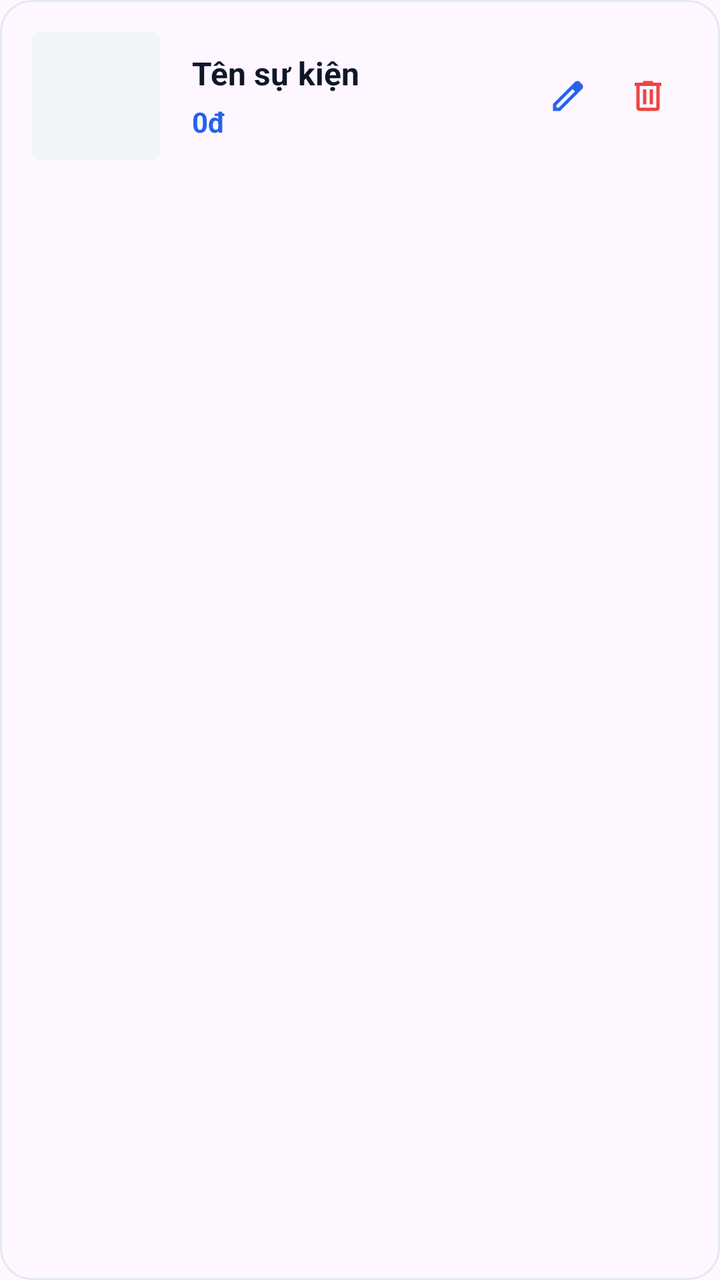
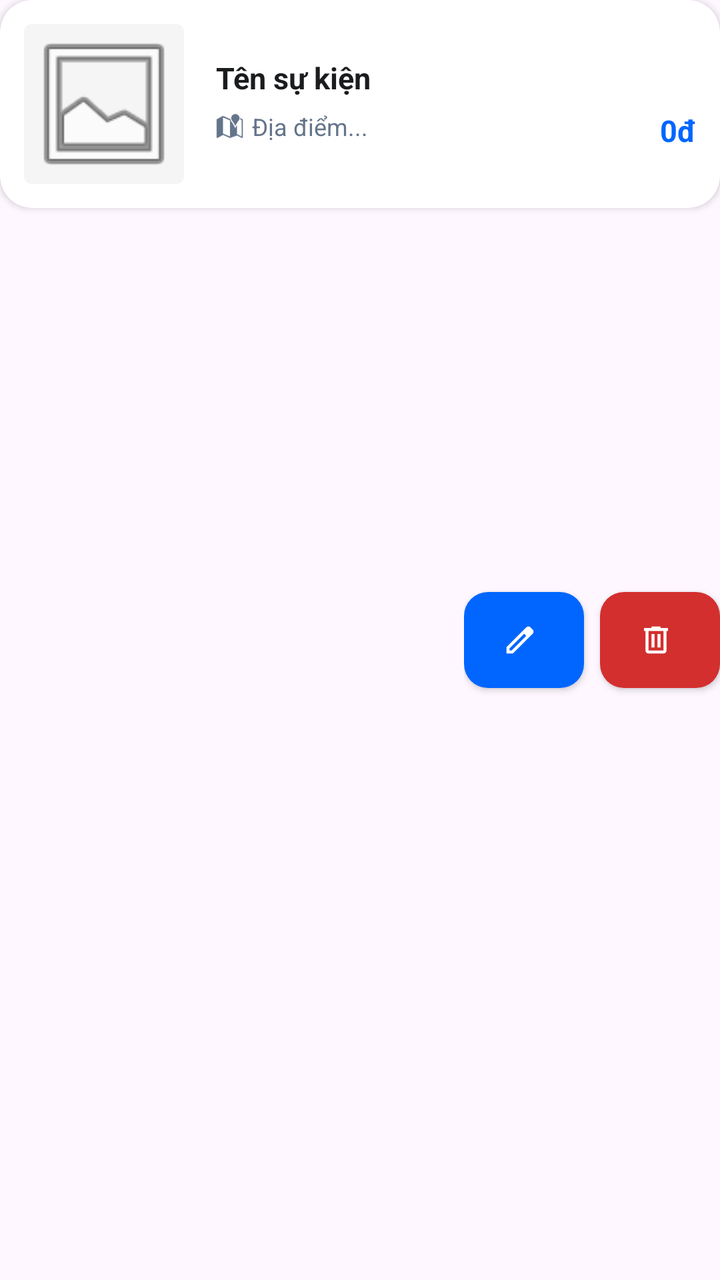

An Android layout rendered at two revisions. The XML below is the earlier revision; the diff shows what the commit changed to produce the second picture.
<!-- AndroidManifest.xml: application theme Theme.Event_management -->
<!-- res/layout/item_admin_event.xml -->
<?xml version="1.0" encoding="utf-8"?>
<com.google.android.material.card.MaterialCardView xmlns:android="http://schemas.android.com/apk/res/android"
    xmlns:app="http://schemas.android.com/apk/res-auto"
    android:layout_width="match_parent"
    android:layout_height="wrap_content"
    app:cardCornerRadius="16dp"
    app:cardElevation="0dp"
    app:strokeWidth="1dp"
    app:strokeColor="#E2E8F0"
    android:layout_marginVertical="4dp">

    <LinearLayout
        android:layout_width="match_parent"
        android:layout_height="wrap_content"
        android:orientation="horizontal"
        android:padding="16dp"
        android:gravity="center_vertical">

        <com.google.android.material.imageview.ShapeableImageView
            android:id="@+id/imgAdminEvent"
            android:layout_width="64dp"
            android:layout_height="64dp"
            android:scaleType="centerCrop"
            app:shapeAppearanceOverlay="@style/ShapeAppearance.MaterialComponents.MediumComponent"
            android:background="#F1F5F9"/> <LinearLayout
        android:layout_width="0dp"
        android:layout_height="wrap_content"
        android:layout_weight="1"
        android:layout_marginStart="16dp"
        android:orientation="vertical">

        <TextView
            android:id="@+id/tvAdminEventName"
            android:layout_width="match_parent"
            android:layout_height="wrap_content"
            android:text="Tên sự kiện"
            android:textColor="#0F172A"
            android:textStyle="bold"
            android:textSize="16sp" />

        <TextView
            android:id="@+id/tvAdminEventPrice"
            android:layout_width="match_parent"
            android:layout_height="wrap_content"
            android:text="0đ"
            android:textColor="#2563EB"
            android:textStyle="bold"
            android:layout_marginTop="4dp"
            android:textSize="14sp" />
    </LinearLayout>

        <ImageView
            android:id="@+id/btnEditEvent"
            android:layout_width="40dp"
            android:layout_height="40dp"
            android:padding="10dp"
            android:background="?attr/selectableItemBackgroundBorderless"
            android:src="@drawable/ic_edit"
            app:tint="#2563EB" />

        <ImageView
            android:id="@+id/btnDeleteEvent"
            android:layout_width="40dp"
            android:layout_height="40dp"
            android:padding="10dp"
            android:background="?attr/selectableItemBackgroundBorderless"
            android:src="@drawable/ic_delete"
            app:tint="#EF4444" />

    </LinearLayout>
</com.google.android.material.card.MaterialCardView>
<!-- resources referenced by this layout -->
<resources>
  <!-- drawable ic_delete (drawable) -->
  <vector xmlns:android="http://schemas.android.com/apk/res/android" android:height="24dp" android:tint="#DF1818" android:viewportHeight="960" android:viewportWidth="960" android:width="24dp">
        
      <path android:fillColor="@android:color/white" android:pathData="M280,840Q247,840 223.5,816.5Q200,793 200,760L200,240L160,240L160,160L360,160L360,120L600,120L600,160L800,160L800,240L760,240L760,760Q760,793 736.5,816.5Q713,840 680,840L280,840ZM680,240L280,240L280,760Q280,760 280,760Q280,760 280,760L680,760Q680,760 680,760Q680,760 680,760L680,240ZM360,680L440,680L440,320L360,320L360,680ZM520,680L600,680L600,320L520,320L520,680ZM280,240L280,240L280,760Q280,760 280,760Q280,760 280,760L280,760Q280,760 280,760Q280,760 280,760L280,240Z"/>
      
  </vector>
  <!-- drawable ic_edit (drawable) -->
  <vector xmlns:android="http://schemas.android.com/apk/res/android" android:height="24dp" android:tint="#187CDF" android:viewportHeight="960" android:viewportWidth="960" android:width="24dp">
        
      <path android:fillColor="@android:color/white" android:pathData="M200,760L257,760L648,369L591,312L200,703L200,760ZM120,840L120,670L648,143Q660,132 674.5,126Q689,120 705,120Q721,120 736,126Q751,132 762,144L817,200Q829,211 834.5,226Q840,241 840,256Q840,272 834.5,286.5Q829,301 817,313L290,840L120,840ZM760,256L760,256L704,200L704,200L760,256ZM619,341L591,312L591,312L648,369L648,369L619,341Z"/>
      
  </vector>
  <style name="Theme.Event_management" parent="Base.Theme.Event_management" />
  <style name="Base.Theme.Event_management" parent="Theme.Material3.DayNight.NoActionBar">
          <item name="colorPrimary">#0066FF</item> <item name="android:statusBarColor">#FFFFFF</item> <item name="android:windowLightStatusBar">true</item> </style>
</resources>

<!-- the commit's change to res/layout/item_admin_event.xml (unified diff, before → after) -->
@@ -1,71 +1,140 @@
 <?xml version="1.0" encoding="utf-8"?>
-<com.google.android.material.card.MaterialCardView xmlns:android="http://schemas.android.com/apk/res/android"
+<FrameLayout xmlns:android="http://schemas.android.com/apk/res/android"
     xmlns:app="http://schemas.android.com/apk/res-auto"
     android:layout_width="match_parent"
     android:layout_height="wrap_content"
-    app:cardCornerRadius="16dp"
-    app:cardElevation="0dp"
-    app:strokeWidth="1dp"
-    app:strokeColor="#E2E8F0"
-    android:layout_marginVertical="4dp">
+    android:layout_marginHorizontal="16dp"
+    android:layout_marginVertical="8dp">
 
+    
     <LinearLayout
+        android:id="@+id/layoutAdminAction"
+        android:layout_width="wrap_content"
+        android:layout_height="match_parent"
+        android:layout_gravity="end"
+        android:orientation="horizontal"
+        android:paddingStart="40dp"
+        android:gravity="center_vertical">
+
+        <com.google.android.material.button.MaterialButton
+            android:id="@+id/btnEditEvent"
+            style="@style/Widget.MaterialComponents.Button.Icon"
+            android:layout_width="60dp"
+            android:layout_height="60dp"
+            android:layout_marginEnd="8dp"
+            app:backgroundTint="#0066FF"
+            app:cornerRadius="12dp"
+            app:icon="@drawable/ic_edit"
+            app:iconGravity="textStart"
+            app:iconPadding="0dp"
+            app:iconTint="@android:color/white" />
+
+        <com.google.android.material.button.MaterialButton
+            android:id="@+id/btnDeleteEvent"
+            style="@style/Widget.MaterialComponents.Button.Icon"
+            android:layout_width="60dp"
+            android:layout_height="60dp"
+            app:backgroundTint="#D32F2F"
+            app:cornerRadius="12dp"
+            app:icon="@drawable/ic_delete"
+            app:iconGravity="textStart"
+            app:iconPadding="0dp"
+            app:iconTint="@android:color/white" />
+    </LinearLayout>
+
+    
+    <com.google.android.material.card.MaterialCardView
+        android:id="@+id/cardAdminEventForeground"
         android:layout_width="match_parent"
         android:layout_height="wrap_content"
-        android:orientation="horizontal"
-        android:padding="16dp"
-        android:gravity="center_vertical">
+        app:cardCornerRadius="16dp"
+        app:cardElevation="2dp"
+        app:strokeWidth="0dp"
+        app:cardBackgroundColor="#FFFFFF"
+        android:clickable="true"
+        android:focusable="true"
+        android:foreground="?attr/selectableItemBackground">
 
-        <com.google.android.material.imageview.ShapeableImageView
-            android:id="@+id/imgAdminEvent"
-            android:layout_width="64dp"
-            android:layout_height="64dp"
-            android:scaleType="centerCrop"
-            app:shapeAppearanceOverlay="@style/ShapeAppearance.MaterialComponents.MediumComponent"
-            android:background="#F1F5F9"/> <LinearLayout
-        android:layout_width="0dp"
-        android:layout_height="wrap_content"
-        android:layout_weight="1"
-        android:layout_marginStart="16dp"
-        android:orientation="vertical">
-
-        <TextView
-            android:id="@+id/tvAdminEventName"
+        <RelativeLayout
             android:layout_width="match_parent"
             android:layout_height="wrap_content"
-            android:text="Tên sự kiện"
-            android:textColor="#0F172A"
-            android:textStyle="bold"
-            android:textSize="16sp" />
+            android:padding="12dp">
 
-        <TextView
-            android:id="@+id/tvAdminEventPrice"
-            android:layout_width="match_parent"
-            android:layout_height="wrap_content"
-            android:text="0đ"
-            android:textColor="#2563EB"
-            android:textStyle="bold"
-            android:layout_marginTop="4dp"
-            android:textSize="14sp" />
-    </LinearLayout>
+            <com.google.android.material.imageview.ShapeableImageView
+                android:id="@+id/imgAdminEvent"
+                android:layout_width="80dp"
+                android:layout_height="80dp"
+                android:layout_alignParentStart="true"
+                android:layout_centerVertical="true"
+                android:scaleType="centerCrop"
+                android:src="@android:drawable/ic_menu_gallery"
+                app:shapeAppearanceOverlay="@style/ShapeAppearance.MaterialComponents.MediumComponent"
+                android:background="#F5F5F5"/>
 
-        <ImageView
-            android:id="@+id/btnEditEvent"
-            android:layout_width="40dp"
-            android:layout_height="40dp"
-            android:padding="10dp"
-            android:background="?attr/selectableItemBackgroundBorderless"
-            android:src="@drawable/ic_edit"
-            app:tint="#2563EB" />
+            <LinearLayout
+                android:layout_width="match_parent"
+                android:layout_height="wrap_content"
+                android:layout_toEndOf="@id/imgAdminEvent"
+                android:layout_marginStart="16dp"
+                android:layout_centerVertical="true"
+                android:orientation="vertical">
 
-        <ImageView
-            android:id="@+id/btnDeleteEvent"
-            android:layout_width="40dp"
-            android:layout_height="40dp"
-            android:padding="10dp"
-            android:background="?attr/selectableItemBackgroundBorderless"
-            android:src="@drawable/ic_delete"
-            app:tint="#EF4444" />
+                <TextView
+                    android:id="@+id/tvAdminEventName"
+                    android:layout_width="match_parent"
+                    android:layout_height="wrap_content"
+                    android:text="Tên sự kiện"
+                    android:textColor="#1A1C1E"
+                    android:textStyle="bold"
+                    android:textSize="15sp"
+                    android:maxLines="2"
+                    android:ellipsize="end"
+                    android:layout_marginBottom="6dp"/>
 
-    </LinearLayout>
-</com.google.android.material.card.MaterialCardView>
+                <RelativeLayout
+                    android:layout_width="match_parent"
+                    android:layout_height="wrap_content">
+
+                    <LinearLayout
+                        android:layout_width="wrap_content"
+                        android:layout_height="wrap_content"
+                        android:orientation="horizontal"
+                        android:gravity="center_vertical"
+                        android:layout_alignParentStart="true"
+                        android:layout_toStartOf="@+id/tvAdminEventPrice"
+                        android:layout_marginEnd="8dp">
+
+                        <ImageView
+                            android:layout_width="14dp"
+                            android:layout_height="14dp"
+                            android:src="@android:drawable/ic_dialog_map"
+                            app:tint="#64748B"
+                            android:layout_marginEnd="4dp"
+                            android:contentDescription="Location icon" />
+
+                        <TextView
+                            android:id="@+id/tvAdminEventLocation"
+                            android:layout_width="wrap_content"
+                            android:layout_height="wrap_content"
+                            android:text="Địa điểm..."
+                            android:textColor="#64748B"
+                            android:textSize="12sp"
+                            android:maxLines="1"
+                            android:ellipsize="end"/>
+                    </LinearLayout>
+
+                    <TextView
+                        android:id="@+id/tvAdminEventPrice"
+                        android:layout_width="wrap_content"
+                        android:layout_height="wrap_content"
+                        android:layout_alignParentEnd="true"
+                        android:text="0đ"
+                        android:textColor="#0066FF"
+                        android:textStyle="bold"
+                        android:textSize="15sp" />
+
+                </RelativeLayout>
+            </LinearLayout>
+        </RelativeLayout>
+    </com.google.android.material.card.MaterialCardView>
+</FrameLayout>
